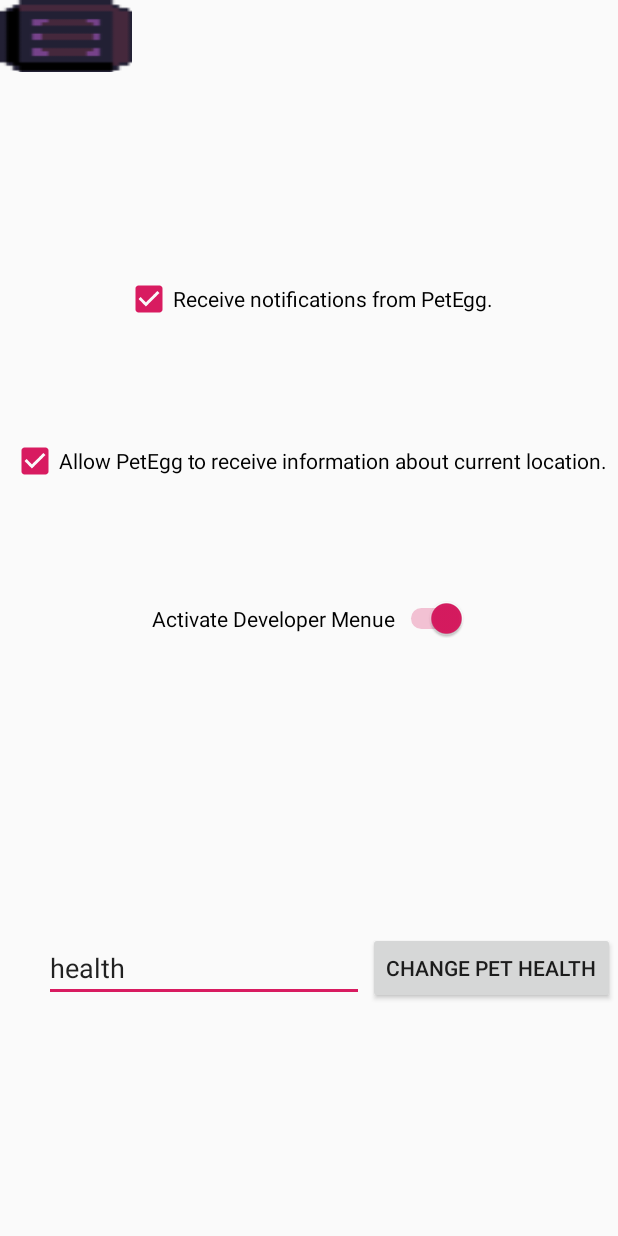
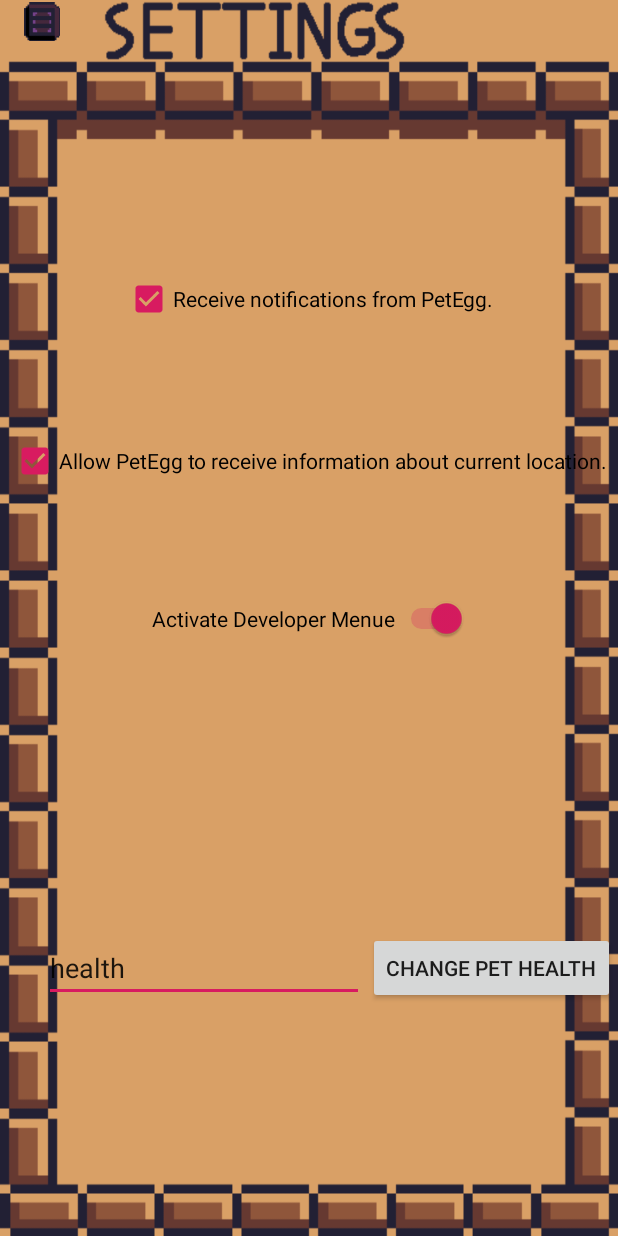
Before and after one commit to FlyingTurtle5/PetEgg, an Android app: the SettingsMenue screen opened directly, with no data from a screen before it, on a phone screen of 412 x 824 dp. Run offline under Robolectric (Android 15) with nearby library versions, the phone set to English and light mode, and no system bars.

Commit message:
fixed visual settings menu

```diff
--- a/app/src/main/res/layout/activity_settings_menue.xml
+++ b/app/src/main/res/layout/activity_settings_menue.xml
@@ -9,6 +9,7 @@
     <LinearLayout
         android:layout_width="match_parent"
         android:layout_height="match_parent"
+        android:background="@drawable/settings"
         android:orientation="horizontal">
 
         <androidx.constraintlayout.widget.ConstraintLayout
@@ -37,16 +38,17 @@
 
             <Button
                 android:id="@+id/back_to_homescreen"
-                android:layout_width="wrap_content"
-                android:layout_height="wrap_content"
+                android:layout_width="24dp"
+                android:layout_height="26dp"
                 android:foreground="@drawable/optionsbutton"
+                android:gravity="top|left"
                 android:text="@string/back"
                 app:layout_constraintBottom_toBottomOf="parent"
                 app:layout_constraintEnd_toEndOf="parent"
-                app:layout_constraintHorizontal_bias="0.0"
+                app:layout_constraintHorizontal_bias="0.042"
                 app:layout_constraintStart_toStartOf="parent"
                 app:layout_constraintTop_toTopOf="parent"
-                app:layout_constraintVertical_bias="0.0" />
+                app:layout_constraintVertical_bias="0.002" />
 
             <Switch
                 android:id="@+id/developer_mode"
@@ -100,6 +102,7 @@
                         app:layout_constraintEnd_toEndOf="parent"
                         app:layout_constraintStart_toEndOf="@+id/enter_health"
                         app:layout_constraintTop_toTopOf="parent" />
+
                 </androidx.constraintlayout.widget.ConstraintLayout>
             </FrameLayout>
 
```
